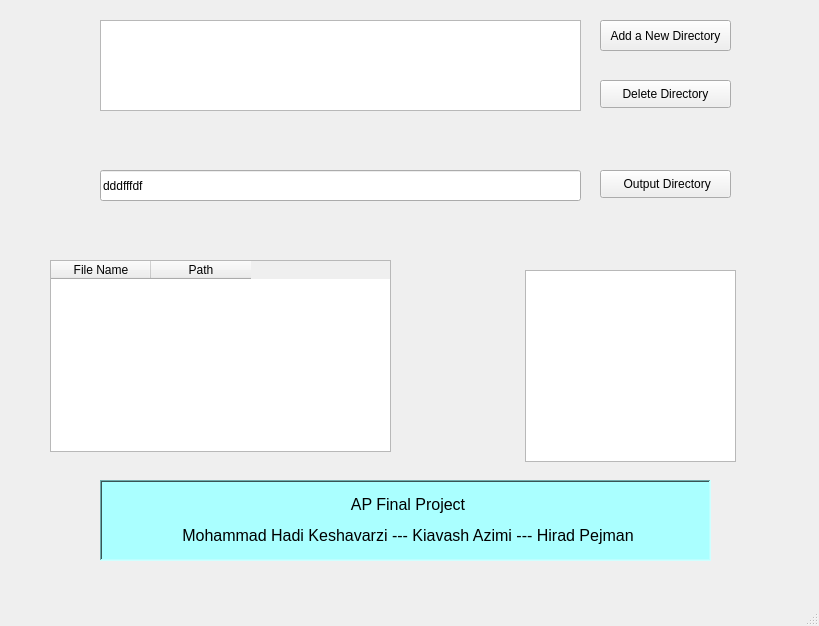
mohake-keshavarzi/AP-Final-Project, file mainForm.ui: the form before one commit.
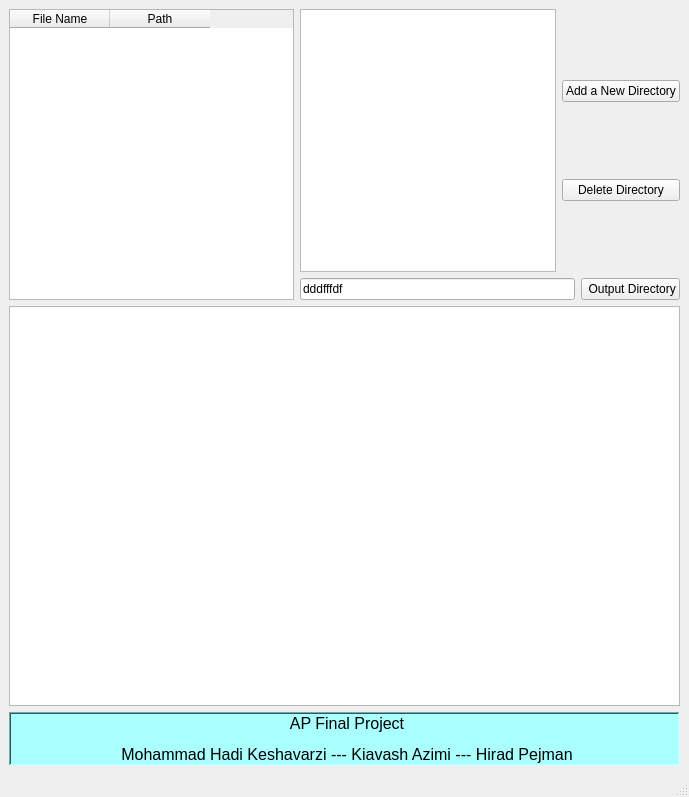
The form after the commit.

Commit message: QGraphicsView added. Form view is no more beautiful

What changed in the file:
```diff
--- a/mainForm.ui
+++ b/mainForm.ui
@@ -6,148 +6,134 @@
    <rect>
     <x>0</x>
     <y>0</y>
-    <width>819</width>
-    <height>626</height>
+    <width>689</width>
+    <height>797</height>
    </rect>
   </property>
   <property name="windowTitle">
    <string>MainWindow</string>
   </property>
   <widget class="QWidget" name="centralwidget">
-   <widget class="QLabel" name="Intro_label">
-    <property name="geometry">
-     <rect>
-      <x>100</x>
-      <y>480</y>
-      <width>611</width>
-      <height>81</height>
-     </rect>
-    </property>
-    <property name="font">
-     <font>
-      <pointsize>14</pointsize>
-     </font>
-    </property>
-    <property name="styleSheet">
-     <string notr="true">background-color: rgb(170, 255, 255);</string>
-    </property>
-    <property name="frameShape">
-     <enum>QFrame::WinPanel</enum>
-    </property>
-    <property name="frameShadow">
-     <enum>QFrame::Sunken</enum>
-    </property>
-    <property name="text">
-     <string>&lt;html&gt;&lt;head/&gt;&lt;body&gt;&lt;p align=&quot;center&quot;&gt;&lt;span style=&quot; font-size:12pt;&quot;&gt;AP Final Project&lt;/span&gt;&lt;/p&gt;&lt;p align=&quot;center&quot;&gt;&lt;span style=&quot; font-size:12pt;&quot;&gt;Mohammad Hadi Keshavarzi --- Kiavash Azimi --- Hirad Pejman&lt;/span&gt;&lt;/p&gt;&lt;/body&gt;&lt;/html&gt;</string>
-    </property>
-    <property name="textFormat">
-     <enum>Qt::AutoText</enum>
-    </property>
-   </widget>
-   <widget class="QPushButton" name="addInDir">
-    <property name="geometry">
-     <rect>
-      <x>600</x>
-      <y>20</y>
-      <width>131</width>
-      <height>31</height>
-     </rect>
-    </property>
-    <property name="text">
-     <string>Add a New Directory</string>
-    </property>
-   </widget>
-   <widget class="QListWidget" name="inDirs_lw">
-    <property name="geometry">
-     <rect>
-      <x>100</x>
-      <y>20</y>
-      <width>481</width>
-      <height>91</height>
-     </rect>
-    </property>
-    <property name="editTriggers">
-     <set>QAbstractItemView::DoubleClicked|QAbstractItemView::EditKeyPressed</set>
-    </property>
-   </widget>
-   <widget class="QPushButton" name="delDir_pb">
-    <property name="geometry">
-     <rect>
-      <x>600</x>
-      <y>80</y>
-      <width>131</width>
-      <height>28</height>
-     </rect>
-    </property>
-    <property name="text">
-     <string>Delete Directory</string>
-    </property>
-   </widget>
-   <widget class="QLineEdit" name="outDir_le">
-    <property name="geometry">
-     <rect>
-      <x>100</x>
-      <y>170</y>
-      <width>481</width>
-      <height>31</height>
-     </rect>
-    </property>
-    <property name="text">
-     <string>dddfffdf</string>
-    </property>
-   </widget>
-   <widget class="QPushButton" name="outDir_pb">
-    <property name="geometry">
-     <rect>
-      <x>600</x>
-      <y>170</y>
-      <width>131</width>
-      <height>28</height>
-     </rect>
-    </property>
-    <property name="text">
-     <string> Output Directory</string>
-    </property>
-   </widget>
-   <widget class="QListWidget" name="imgNames_lw">
-    <property name="geometry">
-     <rect>
-      <x>525</x>
-      <y>270</y>
-      <width>211</width>
-      <height>192</height>
-     </rect>
-    </property>
-   </widget>
-   <widget class="QTableWidget" name="imgNames_tw">
-    <property name="geometry">
-     <rect>
-      <x>50</x>
-      <y>260</y>
-      <width>341</width>
-      <height>192</height>
-     </rect>
-    </property>
-    <property name="editTriggers">
-     <set>QAbstractItemView::NoEditTriggers</set>
-    </property>
-    <property name="selectionMode">
-     <enum>QAbstractItemView::SingleSelection</enum>
-    </property>
-    <property name="selectionBehavior">
-     <enum>QAbstractItemView::SelectRows</enum>
-    </property>
-    <column>
-     <property name="text">
-      <string>File Name</string>
-     </property>
-    </column>
-    <column>
-     <property name="text">
-      <string>Path</string>
-     </property>
-    </column>
-   </widget>
+   <layout class="QVBoxLayout" name="verticalLayout_3">
+    <item>
+     <layout class="QHBoxLayout" name="horizontalLayout_3">
+      <item>
+       <widget class="QTableWidget" name="imgNames_tw">
+        <property name="editTriggers">
+         <set>QAbstractItemView::NoEditTriggers</set>
+        </property>
+        <property name="selectionMode">
+         <enum>QAbstractItemView::SingleSelection</enum>
+        </property>
+        <property name="selectionBehavior">
+         <enum>QAbstractItemView::SelectRows</enum>
+        </property>
+        <column>
+         <property name="text">
+          <string>File Name</string>
+         </property>
+        </column>
+        <column>
+         <property name="text">
+          <string>Path</string>
+         </property>
+        </column>
+       </widget>
+      </item>
+      <item>
+       <layout class="QVBoxLayout" name="verticalLayout_2">
+        <item>
+         <layout class="QHBoxLayout" name="horizontalLayout">
+          <item>
+           <widget class="QListWidget" name="inDirs_lw">
+            <property name="editTriggers">
+             <set>QAbstractItemView::DoubleClicked|QAbstractItemView::EditKeyPressed</set>
+            </property>
+           </widget>
+          </item>
+          <item>
+           <layout class="QVBoxLayout" name="verticalLayout">
+            <item>
+             <widget class="QPushButton" name="addInDir">
+              <property name="text">
+               <string>Add a New Directory</string>
+              </property>
+             </widget>
+            </item>
+            <item>
+             <widget class="QPushButton" name="delDir_pb">
+              <property name="text">
+               <string>Delete Directory</string>
+              </property>
+             </widget>
+            </item>
+           </layout>
+          </item>
+         </layout>
+        </item>
+        <item>
+         <layout class="QHBoxLayout" name="horizontalLayout_2">
+          <item>
+           <widget class="QLineEdit" name="outDir_le">
+            <property name="text">
+             <string>dddfffdf</string>
+            </property>
+           </widget>
+          </item>
+          <item>
+           <widget class="QPushButton" name="outDir_pb">
+            <property name="text">
+             <string> Output Directory</string>
+            </property>
+           </widget>
+          </item>
+         </layout>
+        </item>
+       </layout>
+      </item>
+     </layout>
+    </item>
+    <item>
+     <widget class="QGraphicsView" name="graphView_gv">
+      <property name="sizePolicy">
+       <sizepolicy hsizetype="Minimum" vsizetype="Minimum">
+        <horstretch>0</horstretch>
+        <verstretch>0</verstretch>
+       </sizepolicy>
+      </property>
+      <property name="minimumSize">
+       <size>
+        <width>300</width>
+        <height>400</height>
+       </size>
+      </property>
+     </widget>
+    </item>
+    <item>
+     <widget class="QLabel" name="Intro_label">
+      <property name="font">
+       <font>
+        <pointsize>14</pointsize>
+       </font>
+      </property>
+      <property name="styleSheet">
+       <string notr="true">background-color: rgb(170, 255, 255);</string>
+      </property>
+      <property name="frameShape">
+       <enum>QFrame::WinPanel</enum>
+      </property>
+      <property name="frameShadow">
+       <enum>QFrame::Sunken</enum>
+      </property>
+      <property name="text">
+       <string>&lt;html&gt;&lt;head/&gt;&lt;body&gt;&lt;p align=&quot;center&quot;&gt;&lt;span style=&quot; font-size:12pt;&quot;&gt;AP Final Project&lt;/span&gt;&lt;/p&gt;&lt;p align=&quot;center&quot;&gt;&lt;span style=&quot; font-size:12pt;&quot;&gt;Mohammad Hadi Keshavarzi --- Kiavash Azimi --- Hirad Pejman&lt;/span&gt;&lt;/p&gt;&lt;/body&gt;&lt;/html&gt;</string>
+      </property>
+      <property name="textFormat">
+       <enum>Qt::AutoText</enum>
+      </property>
+     </widget>
+    </item>
+   </layout>
   </widget>
   <widget class="QMenuBar" name="menubar">
    <property name="geometry">
```
Left out of the diff: 2 changed lines with no effect on the pictures. The commit also changes 1 other file.
